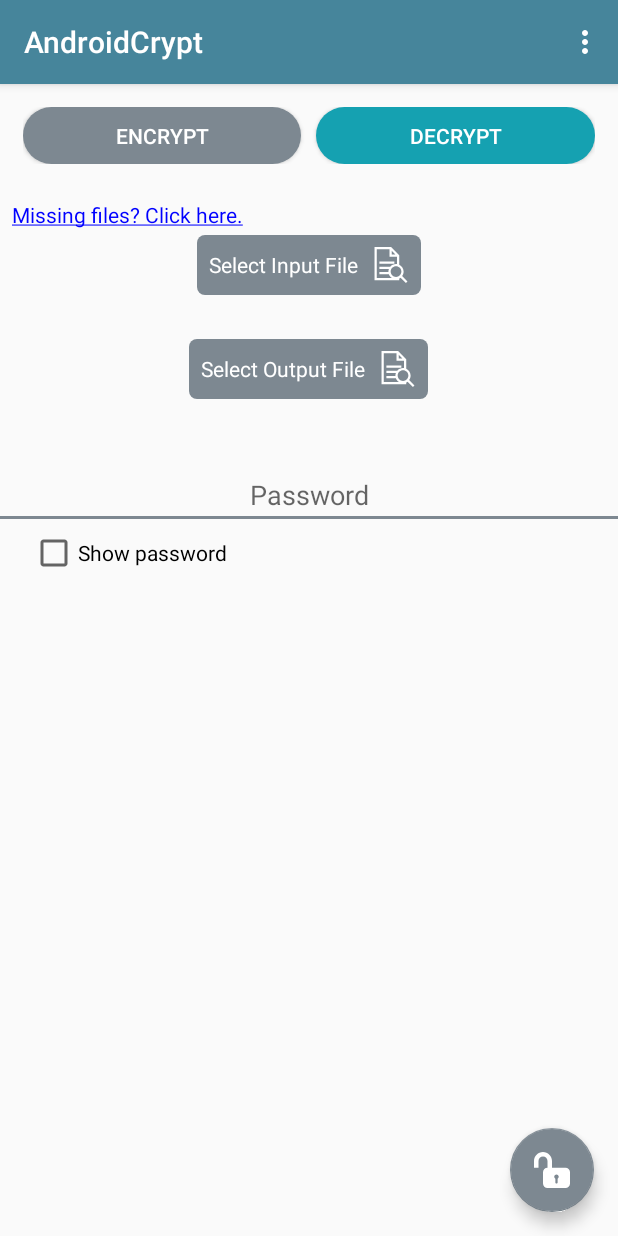
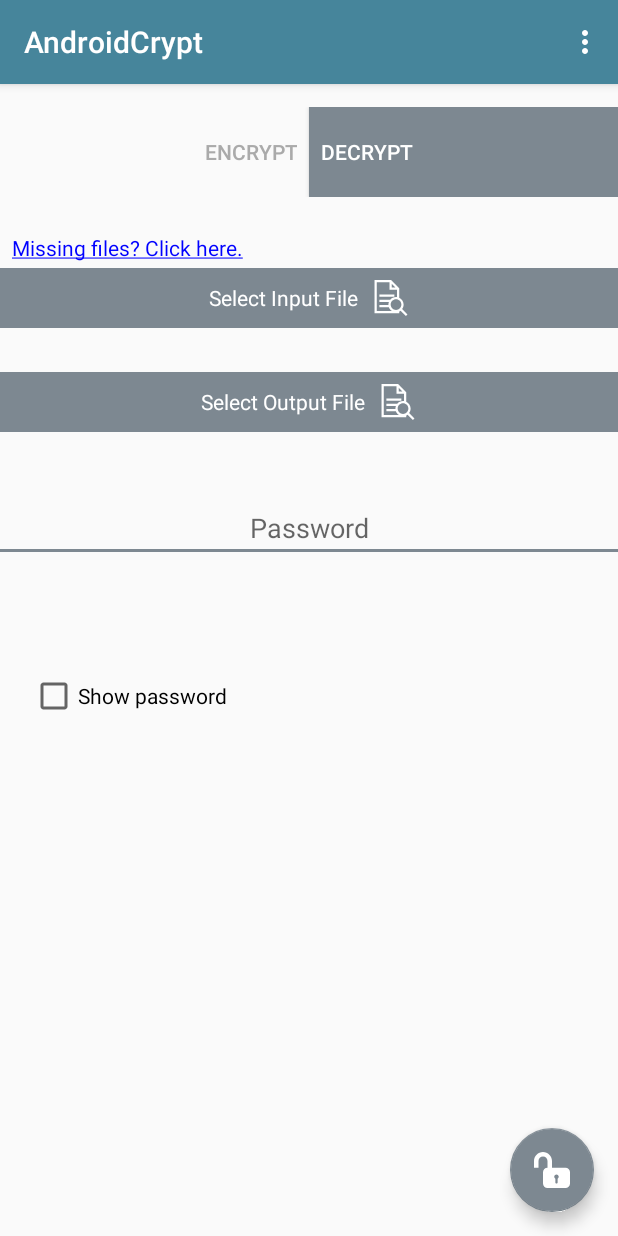
Before and after one commit to ndew623/AndroidCrypt, an Android app: the screen it shows after launch (MainActivity), after a tap on "DECRYPT", on a phone screen of 412 x 824 dp. Run offline under Robolectric (Android 15) with nearby library versions, the phone set to English and light mode, and no system bars.

Commit message:
(final) ui update

```diff
--- a/app/src/main/java/com/dewdrop623/androidcrypt/CryptoService.java
+++ b/app/src/main/java/com/dewdrop623/androidcrypt/CryptoService.java
@@ -45,7 +45,7 @@ public class CryptoService extends Service implements CryptoThread.ProgressDispl
         String password = MainActivityFragment.getAndClearPassword();
         boolean operationType = intent.getBooleanExtra(OPERATION_TYPE_EXTRA_KEY, CryptoThread.OPERATION_TYPE_DECRYPTION);
 
-        CryptoThread.registerForProgressUpdate(PROGRESS_DISPLA..YER_ID, this);
+        CryptoThread.registerForProgressUpdate(PROGRESS_DISPLAYER_ID, this);
 
         if (password != null) {
             CryptoThread cryptoThread = new CryptoThread(this, inputUri, outputUri, password, version, operationType);
--- a/app/src/main/java/com/dewdrop623/androidcrypt/CryptoThread.java
+++ b/app/src/main/java/com/dewdrop623/androidcrypt/CryptoThread.java
@@ -35,7 +35,8 @@ public class CryptoThread extends Thread {
         void update(boolean operationType, int progress, int completedMessageStringId);
     }
 
-    private static long twoPercentOfFileSize = 0;
+    private static final long updateIntervalInBytes = 4096;
+
     private static long lastUpdateAtByteNumber = 0;
     private static long totalBytesReadForProgress = 0;
     private static long fileSize = 0;
@@ -102,7 +103,6 @@ public class CryptoThread extends Thread {
                 if (fileSize == 0) {
                     fileSize = inputStream.available();
                 }
-                twoPercentOfFileSize = (long) (fileSize*.02f);
                 AESCrypt aesCrypt = new AESCrypt(password);
                 if (operationType == OPERATION_TYPE_ENCRYPTION) {
                     //Encrypt
@@ -151,7 +151,7 @@ public class CryptoThread extends Thread {
 
     public static void updateProgressOnInterval(long bytesRead) {
         totalBytesReadForProgress += bytesRead;
-        if (totalBytesReadForProgress - lastUpdateAtByteNumber > twoPercentOfFileSize) {
+        if (totalBytesReadForProgress - lastUpdateAtByteNumber > updateIntervalInBytes) {
             lastUpdateAtByteNumber = totalBytesReadForProgress;
             updateProgressDisplayers(totalBytesReadForProgress, fileSize);
         }
--- a/app/src/main/java/com/dewdrop623/androidcrypt/FileSelectButton.java
+++ b/app/src/main/java/com/dewdrop623/androidcrypt/FileSelectButton.java
@@ -16,7 +16,6 @@ public class FileSelectButton extends LinearLayout {
     private boolean isMinimized = false;
 
     private TextView textView;
-    private LinearLayout linearLayout;
 
     public FileSelectButton(Context context) {
         super(context);
@@ -39,10 +38,10 @@ public class FileSelectButton extends LinearLayout {
         this.isMinimized = isMinimized;
         if (isMinimized) {
             textView.setVisibility(GONE);
-            linearLayout.setBackground(ResourcesCompat.getDrawable(getResources(), R.drawable.minimized_file_select_button_selector, null));
+            this.setLayoutParams(new LayoutParams(LayoutParams.WRAP_CONTENT, LayoutParams.WRAP_CONTENT));
         } else {
             textView.setVisibility(VISIBLE);
-            linearLayout.setBackground(ResourcesCompat.getDrawable(getResources(), R.drawable.file_select_button_selector, null));
+            this.setLayoutParams(new LayoutParams(LayoutParams.MATCH_PARENT, LayoutParams.WRAP_CONTENT));
         }
     }
 
@@ -66,7 +65,6 @@ public class FileSelectButton extends LinearLayout {
     private void constructorTasks(Context context) {
         inflate(context, R.layout.view_file_select_button, this);
         textView = (TextView) findViewById(R.id.fileSelectButtonTextView);
-        linearLayout = (LinearLayout) findViewById(R.id.fileSelectButtonLinearLayout);
     }
 
     private void attrSetUp(Context context, AttributeSet attrs) {
--- a/app/src/main/java/com/dewdrop623/androidcrypt/MainActivityFragment.java
+++ b/app/src/main/java/com/dewdrop623/androidcrypt/MainActivityFragment.java
@@ -335,11 +335,11 @@ public class MainActivityFragment extends Fragment implements CryptoThread.Progr
             fileSelectButtonMinimize = true;
             gravity = Gravity.START | Gravity.CENTER_VERTICAL;
         }
+        fileSelectButton.setMinimized(fileSelectButtonMinimize);
         SpannableString contentURISpannableString = new SpannableString(contentURITextPrefix.concat(contentURIText));
         contentURISpannableString.setSpan(new ForegroundColorSpan(Color.GRAY),0 , contentURITextPrefix.length(), 0);
         contentURITextView.setText(contentURISpannableString);
         contentURITextView.setVisibility(contentURITextViewVisibility);
-        fileSelectButton.setMinimized(fileSelectButtonMinimize);
         contentURIUnderlineView.setVisibility(contentURIUnderlineViewVisibility);
         contentURILinearLayout.setGravity(gravity);
     }
@@ -404,6 +404,8 @@ public class MainActivityFragment extends Fragment implements CryptoThread.Progr
         changeOperationTypeButtonAppearance(R.drawable.operation_mode_button_selected, R.drawable.operation_mode_button_selector);
         operationMode = CryptoThread.OPERATION_TYPE_ENCRYPTION;
         confirmPasswordEditText.setVisibility(View.VISIBLE);
+        encryptModeButton.setTextColor(ContextCompat.getColor(context, android.R.color.white));
+        decryptModeButton.setTextColor(ContextCompat.getColor(context, android.R.color.darker_gray));
         ((MainActivity) getActivity()).setFABIcon(R.drawable.ic_lock);
     }
 
@@ -414,7 +416,9 @@ public class MainActivityFragment extends Fragment implements CryptoThread.Progr
     private void enableDecryptionMode() {
         changeOperationTypeButtonAppearance(R.drawable.operation_mode_button_selector, R.drawable.operation_mode_button_selected);
         operationMode = CryptoThread.OPERATION_TYPE_DECRYPTION;
-        confirmPasswordEditText.setVisibility(View.GONE);
+        confirmPasswordEditText.setVisibility(View.INVISIBLE);
+        encryptModeButton.setTextColor(ContextCompat.getColor(context, android.R.color.darker_gray));
+        decryptModeButton.setTextColor(ContextCompat.getColor(context, android.R.color.white));
         ((MainActivity) getActivity()).setFABIcon(R.drawable.ic_unlock);
     }
 
--- a/app/src/main/res/drawable/file_select_button_selected.xml
+++ b/app/src/main/res/drawable/file_select_button_selected.xml
@@ -2,6 +2,5 @@
 <shape xmlns:android="http://schemas.android.com/apk/res/android"
     android:shape="rectangle">
     <solid android:color="@color/colorPrimaryDark"/>
-    <corners android:radius="5dp"
         />
 </shape>
--- a/app/src/main/res/drawable/file_select_button_unselected.xml
+++ b/app/src/main/res/drawable/file_select_button_unselected.xml
@@ -2,6 +2,5 @@
 <shape xmlns:android="http://schemas.android.com/apk/res/android"
     android:shape="rectangle">
     <solid android:color="@color/colorAccent"/>
-    <corners android:radius="5dp"
         />
 </shape>
--- a/app/src/main/res/drawable/minimized_file_select_button_selected.xml
+++ /dev/null
@@ -1,6 +0,0 @@
-<?xml version="1.0" encoding="utf-8"?>
-<shape xmlns:android="http://schemas.android.com/apk/res/android"
-    android:shape="rectangle">
-    <solid android:color="@color/colorPrimaryDark"/>
-        />
-</shape>
--- a/app/src/main/res/drawable/minimized_file_select_button_selector.xml
+++ /dev/null
@@ -1,7 +0,0 @@
-<?xml version="1.0" encoding="utf-8"?>
-<selector xmlns:android="http://schemas.android.com/apk/res/android">
-    <item android:drawable="@drawable/minimized_file_select_button_unselected"
-        android:state_pressed="false" />
-    <item android:drawable="@drawable/minimized_file_select_button_selected"
-        android:state_pressed="true" />
-</selector>
--- a/app/src/main/res/drawable/minimized_file_select_button_unselected.xml
+++ /dev/null
@@ -1,6 +0,0 @@
-<?xml version="1.0" encoding="utf-8"?>
-<shape xmlns:android="http://schemas.android.com/apk/res/android"
-    android:shape="rectangle">
-    <solid android:color="@color/colorAccent"/>
-        />
-</shape>
--- a/app/src/main/res/drawable/operation_mode_button_selected.xml
+++ b/app/src/main/res/drawable/operation_mode_button_selected.xml
@@ -1,7 +1,6 @@
 <?xml version="1.0" encoding="utf-8"?>
 <shape xmlns:android="http://schemas.android.com/apk/res/android"
     android:shape="rectangle">
-    <solid android:color="@color/colorPrimaryDark"/>
-    <corners android:radius="50dp"
-        />
+    <solid android:color="@color/colorAccent"/>
+    />
 </shape>
--- a/app/src/main/res/drawable/operation_mode_button_unselected.xml
+++ b/app/src/main/res/drawable/operation_mode_button_unselected.xml
@@ -1,7 +1,6 @@
 <?xml version="1.0" encoding="utf-8"?>
 <shape xmlns:android="http://schemas.android.com/apk/res/android"
     android:shape="rectangle">
-    <solid android:color="@color/colorAccent"/>
-    <corners android:radius="50dp"
-        />
+    <solid android:color="@android:color/transparent"/>
+    />
 </shape>
--- a/app/src/main/res/layout/fragment_main.xml
+++ b/app/src/main/res/layout/fragment_main.xml
@@ -12,28 +12,28 @@
         <LinearLayout
             android:layout_width="match_parent"
             android:layout_height="wrap_content"
-            android:layout_marginEnd="15dp"
-            android:layout_marginStart="15dp"
             android:layout_marginTop="15dp"
             android:gravity="center">
 
             <Button
                 android:id="@+id/encryptModeButton"
                 android:layout_width="0dp"
-                android:layout_height="38dp"
-                android:layout_marginEnd="10dp"
-                android:layout_marginRight="10dp"
+                android:layout_height="60dp"
                 android:layout_weight="1"
                 android:background="@drawable/operation_mode_button_selector"
+                android:gravity="end|center_vertical"
+                android:paddingEnd="8dp"
                 android:text="@string/encrypt"
                 android:textColor="#FFF" />
 
             <Button
                 android:id="@+id/decryptModeButton"
                 android:layout_width="0dp"
-                android:layout_height="38dp"
+                android:layout_height="60dp"
                 android:layout_weight="1"
                 android:background="@drawable/operation_mode_button_selector"
+                android:gravity="start|center_vertical"
+                android:paddingStart="8dp"
                 android:text="@string/decrypt"
                 android:textColor="#FFF" />
         </LinearLayout>
@@ -58,7 +58,7 @@
 
             <com.dewdrop623.androidcrypt.FileSelectButton
                 android:id="@+id/selectInputFileButton"
-                android:layout_width="wrap_content"
+                android:layout_width="match_parent"
                 android:layout_height="wrap_content"
                 app:minimized="false"
                 app:output_button="false" />
@@ -87,7 +87,7 @@
 
             <com.dewdrop623.androidcrypt.FileSelectButton
                 android:id="@+id/selectOutputFileButton"
-                android:layout_width="wrap_content"
+                android:layout_width="match_parent"
                 android:layout_height="wrap_content"
                 app:minimized="false"
                 app:output_button="true" />
@@ -146,28 +146,29 @@
 
             <LinearLayout
                 android:id="@+id/progressDisplayCancelButtonLinearLayout"
-                android:orientation="horizontal"
                 android:layout_width="wrap_content"
                 android:layout_height="wrap_content"
                 android:layout_gravity="center_horizontal"
-                android:paddingTop="5dp"
-                 >
+                android:orientation="horizontal"
+                android:paddingTop="5dp">
+
                 <ImageView
-                    app:srcCompat="@drawable/ic_cancel"
-                    android:tint="@android:color/darker_gray"
                     android:layout_width="wrap_content"
                     android:layout_height="wrap_content"
                     android:scaleX="0.8"
-                    android:scaleY="0.8"/>
+                    android:scaleY="0.8"
+                    android:tint="@android:color/darker_gray"
+                    app:srcCompat="@drawable/ic_cancel" />
+
                 <TextView
+                    android:layout_width="wrap_content"
+                    android:layout_height="wrap_content"
+                    android:paddingEnd="3dp"
+                    android:paddingStart="3dp"
                     android:text="@string/cancel"
                     android:textAllCaps="true"
-                    android:layout_width="wrap_content"
-                    android:layout_height="wrap_content"
-                    android:textSize="18sp"
-                    android:paddingStart="3dp"
-                    android:paddingEnd="3dp"
-                    android:textColor="@android:color/darker_gray"/>
+                    android:textColor="@android:color/darker_gray"
+                    android:textSize="18sp" />
             </LinearLayout>
         </LinearLayout>
     </LinearLayout>
--- a/app/src/main/res/layout/view_file_select_button.xml
+++ b/app/src/main/res/layout/view_file_select_button.xml
@@ -1,12 +1,12 @@
 <?xml version="1.0" encoding="utf-8"?>
 <LinearLayout xmlns:android="http://schemas.android.com/apk/res/android"
     xmlns:app="http://schemas.android.com/apk/res-auto"
-    android:id="@+id/fileSelectButtonLinearLayout"
-    android:layout_width="wrap_content"
+    android:layout_width="match_parent"
     android:layout_height="wrap_content"
     android:background="@drawable/file_select_button_selector"
     android:orientation="horizontal"
-    android:padding="8dp">
+    android:padding="8dp"
+    android:gravity="center">
 
     <TextView
         android:id="@+id/fileSelectButtonTextView"
@@ -14,7 +14,7 @@
         android:layout_height="match_parent"
         android:gravity="center_vertical"
         android:paddingEnd="10dp"
-        android:textColor="#FFF" />
+        android:textColor="#FFF"/>
 
     <ImageView
         android:layout_width="wrap_content"
```
Also changed, not shown: 2 other files.
